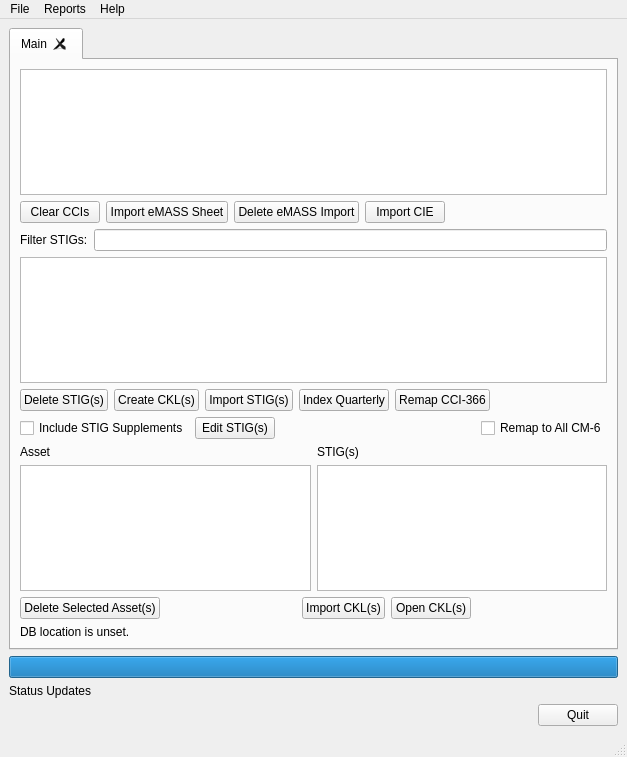
This is src/stigqter.ui in squinky86/STIGQter as Qt 5 draws it before an edit. The edited form follows.
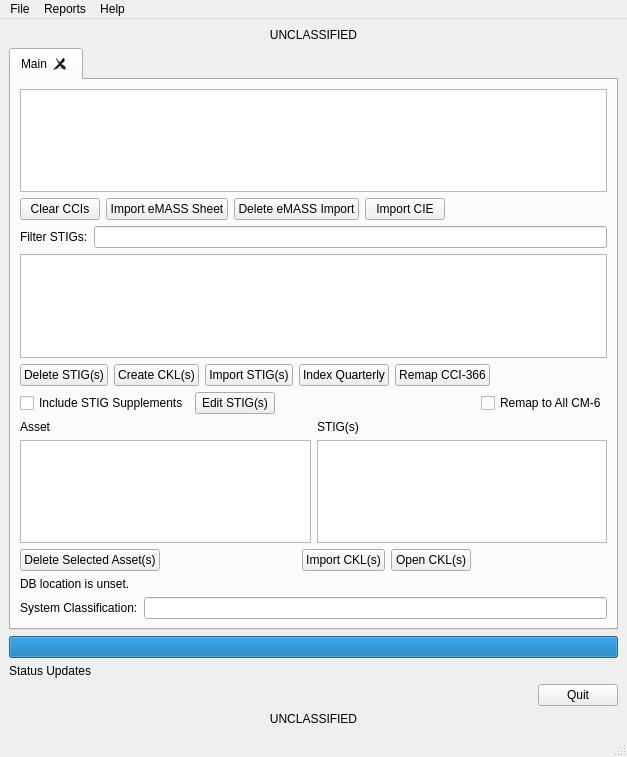
This is the edited form.

Commit message: System-wide classification marking automatically takes highest level asset classification, resolving issue #104

```diff
--- a/src/stigqter.ui
+++ b/src/stigqter.ui
@@ -15,6 +15,19 @@
   </property>
   <widget class="QWidget" name="centralwidget">
    <layout class="QVBoxLayout" name="verticalLayout_2">
+    <item>
+     <widget class="QLabel" name="lblClassificationTop">
+      <property name="toolTip">
+       <string>System classification marking</string>
+      </property>
+      <property name="text">
+       <string>UNCLASSIFIED</string>
+      </property>
+      <property name="alignment">
+       <set>Qt::AlignCenter</set>
+      </property>
+     </widget>
+    </item>
     <item>
      <widget class="QTabWidget" name="tabDB">
       <property name="toolTip">
@@ -352,6 +365,24 @@
           </property>
          </widget>
         </item>
+        <item>
+         <layout class="QHBoxLayout" name="horizontalLayout_marking">
+          <item>
+           <widget class="QLabel" name="lblSystemMarking">
+            <property name="text">
+             <string>System Classification:</string>
+            </property>
+           </widget>
+          </item>
+          <item>
+           <widget class="QLineEdit" name="txtSystemMarking">
+            <property name="toolTip">
+             <string>Free-text classification marking applied to generated reports and shown at the top and bottom of the window.</string>
+            </property>
+           </widget>
+          </item>
+         </layout>
+        </item>
        </layout>
       </widget>
      </widget>
@@ -409,6 +440,19 @@
       </item>
      </layout>
     </item>
+    <item>
+     <widget class="QLabel" name="lblClassificationBottom">
+      <property name="toolTip">
+       <string>System classification marking</string>
+      </property>
+      <property name="text">
+       <string>UNCLASSIFIED</string>
+      </property>
+      <property name="alignment">
+       <set>Qt::AlignCenter</set>
+      </property>
+     </widget>
+    </item>
    </layout>
   </widget>
   <widget class="QMenuBar" name="menubar">
```
Left out of the diff: 6 changed lines with no effect on the pictures. The commit also changes 16 other files.
